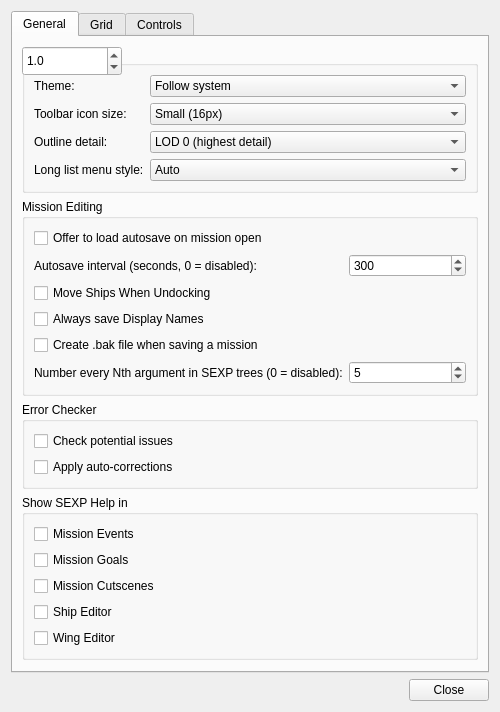
Qt form qtfred/ui/PreferencesDialog.ui (scp-fs2open/fs2open.github.com) before a commit.
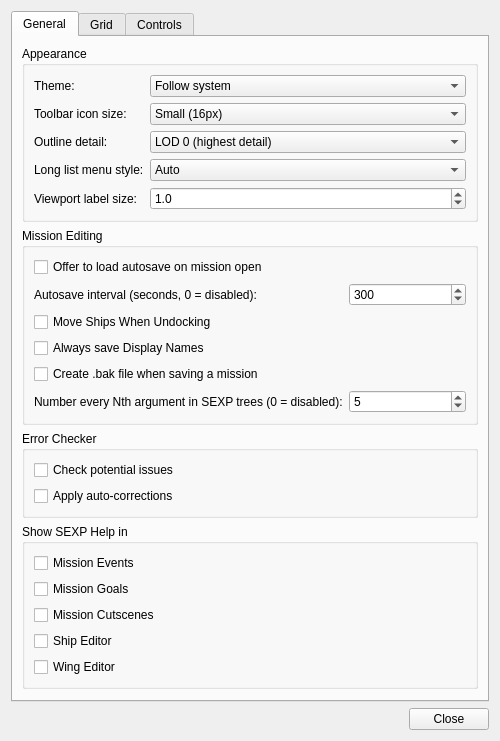
The same form after that commit.

Commit message:
Fix overlapping Appearance rows in qtFRED Preferences, realign a settings line
The last commit renumbered the Viewport label size row of the Appearance
group from 4 to 3, which is the Long list menu style row, so the label
size pair fell out of the layout and its spin box drew over the group
title. Put it back at row 4.

Patch:
```diff
--- a/qtfred/ui/PreferencesDialog.ui
+++ b/qtfred/ui/PreferencesDialog.ui
@@ -156,14 +156,14 @@
             </item>
            </widget>
           </item>
-          <item row="3" column="0">
+          <item row="4" column="0">
            <widget class="QLabel" name="labelFontScaleLabel">
             <property name="text">
              <string>Viewport label size:</string>
             </property>
            </widget>
           </item>
-          <item row="3" column="1">
+          <item row="4" column="1">
            <widget class="QDoubleSpinBox" name="labelFontScaleSpin">
             <property name="toolTip">
              <string>Scale factor applied to text labels drawn in the viewport (ship names, ship classes, coordinates, distances, and subsystem labels). 1.0 is the default size.</string>
```
The commit also changes 1 other file.
